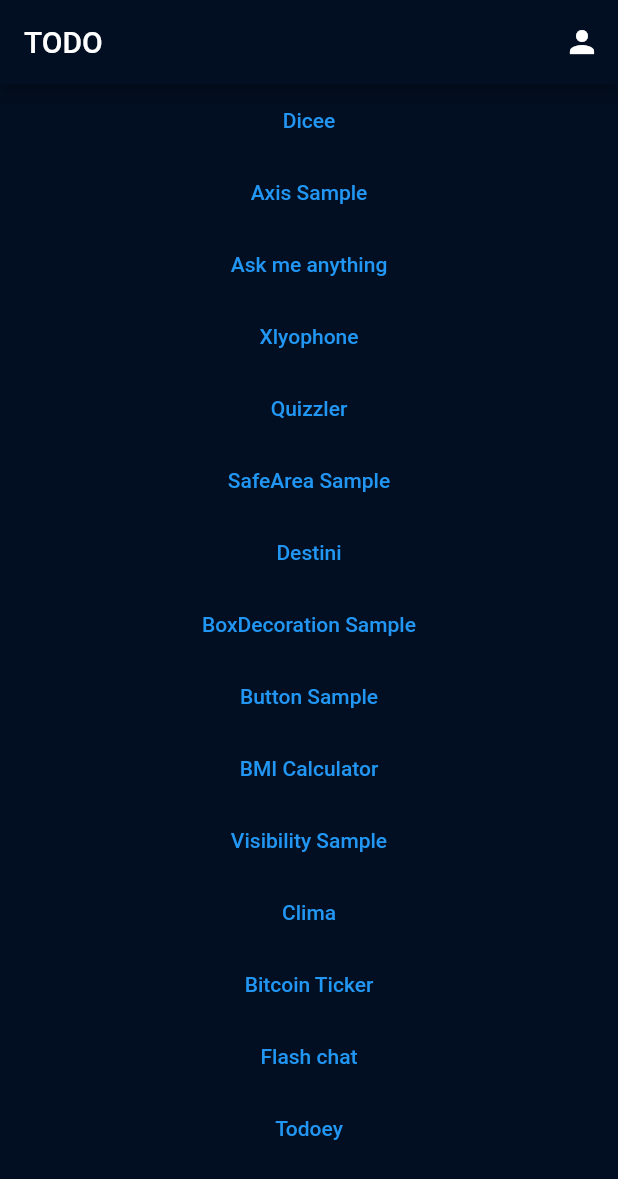
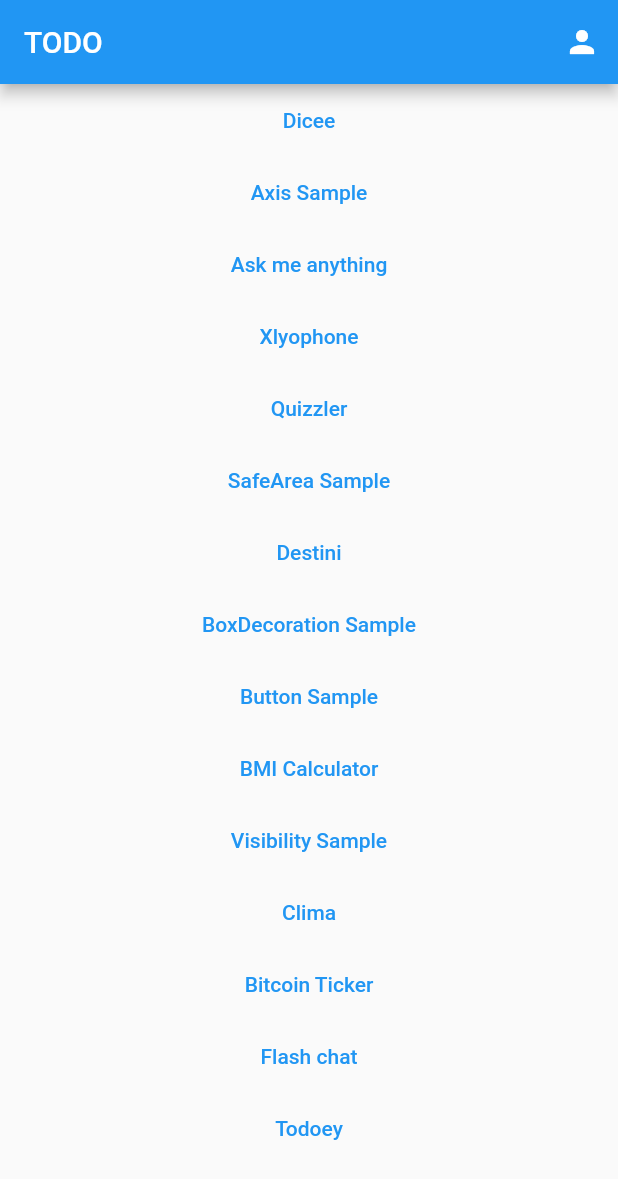
Before and after one commit to captain-blue210/flutter_todo_app, a Flutter app: the screen it shows after launch, on a phone screen of 412 x 824 dp. Shown: the top 1179 px of the screen. Run offline on Flutter 3.47's test engine with Material 2 defaults, Android fonts, the phone set to English and light mode, and no system bars; our stand-ins replace animated_text_kit, audioplayers, cloud_firestore, firebase_core, flutter_dotenv, flutter_spinkit and 3 more; accounts and stored records are empty.

Commit message:
style : off dark mode temporarily

```diff
--- a/lib/main.dart
+++ b/lib/main.dart
@@ -29,10 +29,10 @@ class MyApp extends StatelessWidget {
   @override
   Widget build(BuildContext context) {
     return MaterialApp(
-      theme: ThemeData.dark().copyWith(
-        primaryColor: Color(0xFF020E21),
-        scaffoldBackgroundColor: Color(0xFF020E21),
-      ),
+      // theme: ThemeData.dark().copyWith(
+      //   primaryColor: Color(0xFF020E21),
+      //   scaffoldBackgroundColor: Color(0xFF020E21),
+      // ),
       title: 'TODO',
       home: MainPage(),
     );
```
